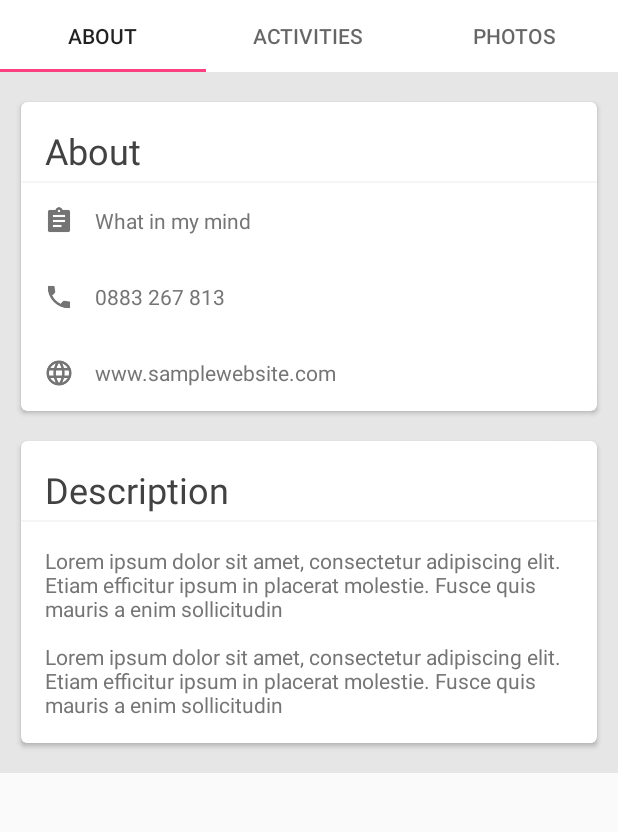
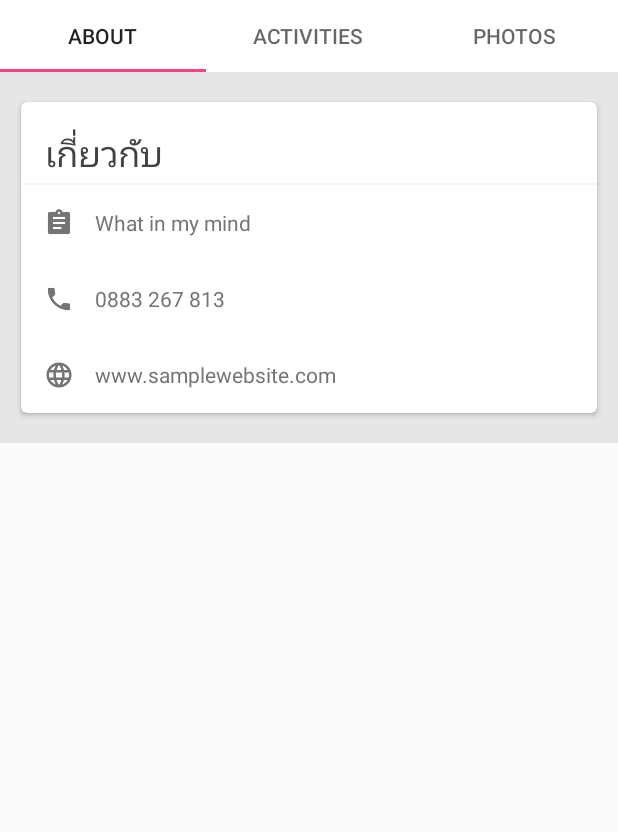
Before and after one commit to Chonlakant/Social-App, an Android app: the FriendAboutFragment screen opened directly, with no data from a screen before it, on a phone screen of 412 x 824 dp, the part 384-1216 px from its top. Run offline under Robolectric (Android 15) with nearby library versions, the phone set to English and light mode, and no system bars; our stand-ins replace Picasso; network calls fail; pictures from the network do not load.

Commit message:
แก้ไข textView
แก้ไข textView

```diff
--- a/app/src/main/res/layout/fragment_friend_about.xml
+++ b/app/src/main/res/layout/fragment_friend_about.xml
@@ -37,7 +37,7 @@
                     android:layout_marginLeft="@dimen/spacing_large"
                     android:layout_marginRight="@dimen/spacing_large"
                     android:layout_marginTop="@dimen/spacing_large"
-                    android:text="About"
+                    android:text="เกี่ยวกับ"
                     android:textAppearance="@style/TextAppearance.AppCompat.Headline"
                     android:textColor="@color/material_grey_800" />
 
@@ -123,48 +123,6 @@
 
         </android.support.v7.widget.CardView>
 
-        <android.support.v7.widget.CardView
-            android:layout_width="match_parent"
-            android:layout_height="wrap_content"
-            android:layout_margin="5dp"
-            app:cardCornerRadius="@dimen/spacing_medium"
-            app:cardElevation="@dimen/spacing_xsmall"
-            app:cardUseCompatPadding="true">
-
-            <LinearLayout
-                android:layout_width="match_parent"
-                android:layout_height="wrap_content"
-                android:orientation="vertical">
-
-                <TextView
-                    android:layout_width="match_parent"
-                    android:layout_height="wrap_content"
-                    android:layout_marginBottom="@dimen/spacing_medium"
-                    android:layout_marginLeft="@dimen/spacing_large"
-                    android:layout_marginRight="@dimen/spacing_large"
-                    android:layout_marginTop="@dimen/spacing_large"
-                    android:text="Description"
-                    android:textAppearance="@style/TextAppearance.AppCompat.Headline"
-                    android:textColor="@color/material_grey_800" />
-
-                <View
-                    android:layout_width="match_parent"
-                    android:layout_height="2px"
-                    android:background="@color/grey_soft" />
-
-                <TextView
-                    android:id="@+id/descriptioxn"
-                    android:layout_width="match_parent"
-                    android:layout_height="wrap_content"
-                    android:layout_margin="@dimen/spacing_large"
-                    android:text="@string/lorem_ipsum"
-                    android:textAppearance="@style/TextAppearance.AppCompat.Body1"
-                    android:textColor="@color/material_grey_600" />
-
-            </LinearLayout>
-
-        </android.support.v7.widget.CardView>
-
     </LinearLayout>
 
 </android.support.v4.widget.NestedScrollView>
```
Also changed, not shown: app/src/main/java/com/app/sample/social/fragment/PageFeedFragment.java (+3 -8 lines), app/src/main/java/com/app/sample/social/items/text/TextViewRenderer.java (+47 -6 lines).
